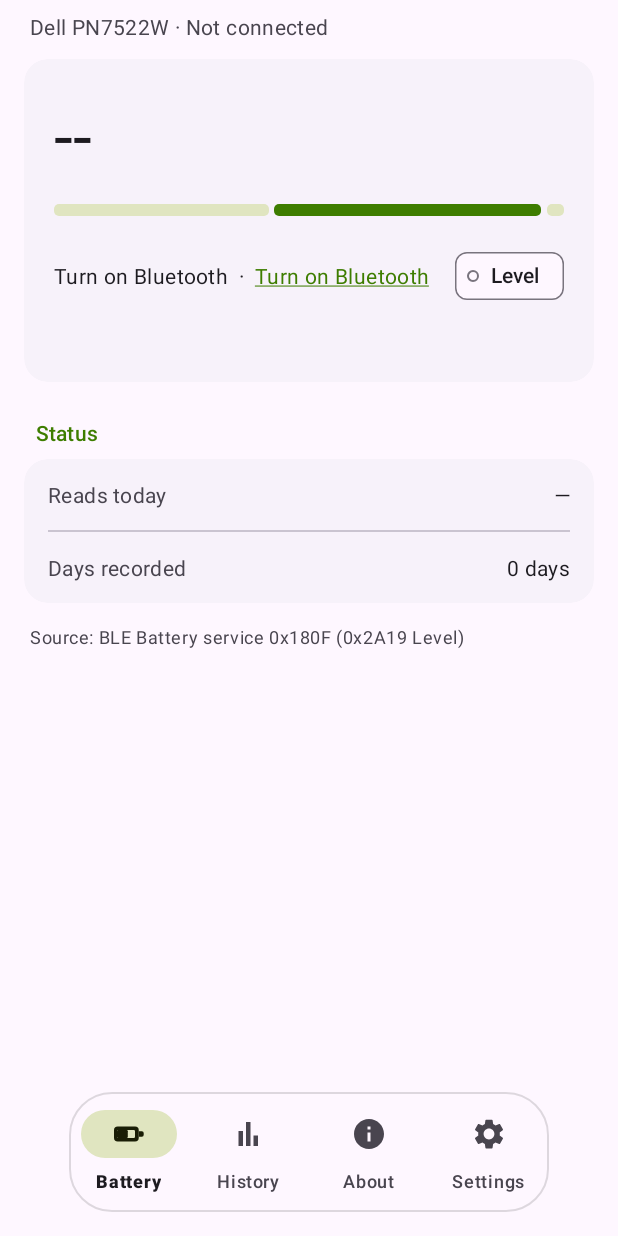
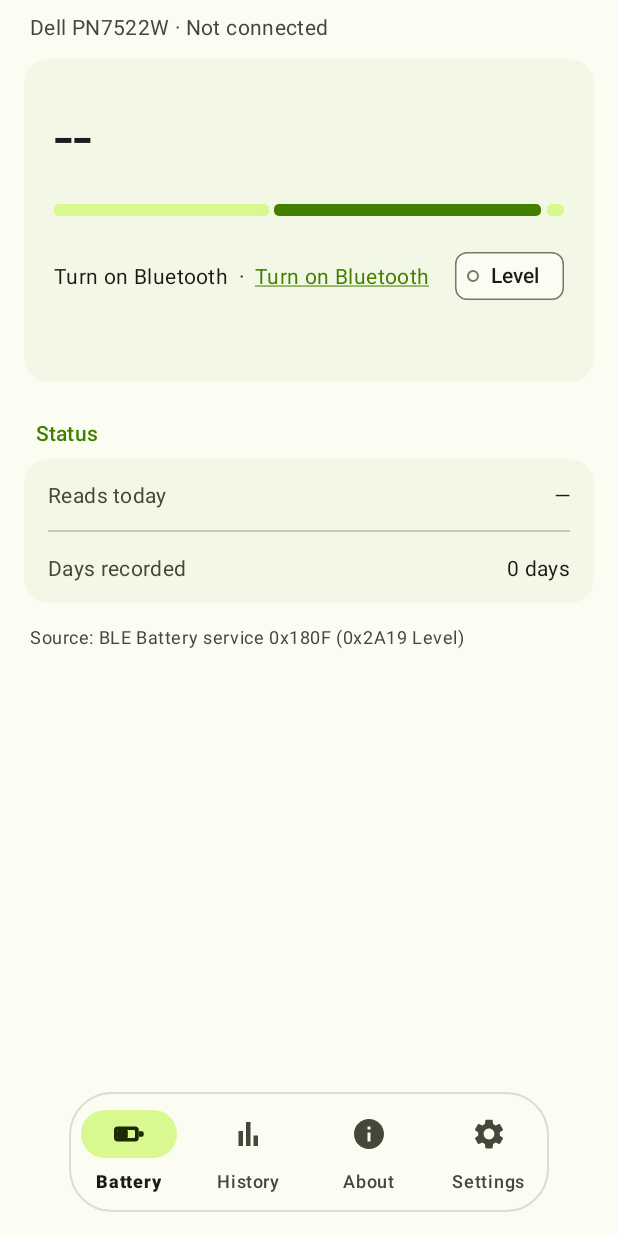
Before and after one commit to NotRealRobot/pen-battery, an Android app: the screen it shows after launch (MainActivity), on a phone screen of 412 x 824 dp. Run offline under Robolectric (Android 15) with nearby library versions, the phone set to English and light mode, and no system bars; libraries missing offline, so code that uses them is left out: com.github.mikephil.charting; plain views replace BlurTarget, BlurView; 10 statements that could not run were skipped.

Commit message:
style: 配色改为方案 A「青柠气泡」，版本 2.8.7(80)
原来中性色全用 M3 默认值，浅色近白灰、深色近纯黑；品牌绿只占少量面积。
现改为带黄绿倾向的中性色板，高电量渐变从橄榄绿换成亮青柠；底栏选中胶囊
用更鲜的嫩橄榄，涟漪与遮罩设计不动。浅色 primary 压到 #427F00 保证
白字与链接在 #F3F8E6 上仍达 4.5:1。

```diff
--- a/gradle-app/app/build.gradle
+++ b/gradle-app/app/build.gradle
@@ -24,8 +24,8 @@ android {
         applicationId 'com.playbuddy.penbattery'
         minSdk 33
         targetSdk 33
-        versionCode 79
-        versionName '2.8.6'
+        versionCode 80
+        versionName '2.8.7'
     }
 
     signingConfigs {
--- a/gradle-app/app/src/main/res/values-night/colors.xml
+++ b/gradle-app/app/src/main/res/values-night/colors.xml
@@ -1,19 +1,20 @@
 <?xml version="1.0" encoding="utf-8"?>
-<!-- MD3 品牌色板（深色）· 方案 C「青柠绿」。与 values/colors.xml 同名，DayNight 自动挑选。 -->
+<!-- MD3 品牌色板（深色）· 方案 A「青柠气泡」。与 values/colors.xml 同名，DayNight 自动挑选。
+     深色底不再是纯黑：surface 用墨绿近黑，container 逐级抬亮，电量越高底色越偏青柠。 -->
 <resources>
-    <color name="md_theme_primary">#FFA8E63A</color>
+    <color name="md_theme_primary">#FFB7F26A</color>
     <color name="md_theme_onPrimary">#FF1B3300</color>
-    <color name="md_theme_primaryContainer">#FF335100</color>
-    <color name="md_theme_onPrimaryContainer">#FFCBF768</color>
+    <color name="md_theme_primaryContainer">#FF386300</color>
+    <color name="md_theme_onPrimaryContainer">#FFD6FF9C</color>
 
-    <color name="md_theme_secondary">#FFC3C99B</color>
-    <color name="md_theme_onSecondary">#FF2B2F1B</color>
-    <color name="md_theme_secondaryContainer">#FF414629</color>
-    <color name="md_theme_onSecondaryContainer">#FFDFE5B6</color>
+    <color name="md_theme_secondary">#FFC3D19A</color>
+    <color name="md_theme_onSecondary">#FF2B3317</color>
+    <color name="md_theme_secondaryContainer">#FF3F4F1F</color>
+    <color name="md_theme_onSecondaryContainer">#FFD7F98F</color>
 
-    <color name="md_theme_tertiary">#FF7AD9DC</color>
-    <color name="md_theme_onTertiary">#FF003739</color>
-    <color name="md_theme_tertiaryContainer">#FF004F52</color>
+    <color name="md_theme_tertiary">#FF5BD9DD</color>
+    <color name="md_theme_onTertiary">#FF003738</color>
+    <color name="md_theme_tertiaryContainer">#FF004F51</color>
     <color name="md_theme_onTertiaryContainer">#FF9CF1F3</color>
 
     <color name="md_theme_error">#FFFFB4AB</color>
@@ -21,20 +22,37 @@
     <color name="md_theme_errorContainer">#FF93000A</color>
     <color name="md_theme_onErrorContainer">#FFFFDAD6</color>
 
-    <color name="nav_floating_bg">#CC1E2418</color>
+    <color name="md_theme_surface">#FF10140C</color>
+    <color name="md_theme_surfaceDim">#FF10140C</color>
+    <color name="md_theme_surfaceBright">#FF363F2A</color>
+    <color name="md_theme_onSurface">#FFE4E7D8</color>
+    <color name="md_theme_surfaceVariant">#FF44483A</color>
+    <color name="md_theme_onSurfaceVariant">#FFC4C9B8</color>
+    <color name="md_theme_surfaceContainerLowest">#FF0B0F08</color>
+    <color name="md_theme_surfaceContainerLow">#FF1A2014</color>
+    <color name="md_theme_surfaceContainer">#FF222A1A</color>
+    <color name="md_theme_surfaceContainerHigh">#FF2A331F</color>
+    <color name="md_theme_surfaceContainerHighest">#FF333D27</color>
+    <color name="md_theme_outline">#FF8E9483</color>
+    <color name="md_theme_outlineVariant">#FF44483A</color>
+    <color name="md_theme_surfaceInverse">#FFE4E7D8</color>
+    <color name="md_theme_onSurfaceInverse">#FF2F3228</color>
+    <color name="md_theme_primaryInverse">#FF427F00</color>
+
+    <color name="nav_floating_bg">#CC232A1B</color>
 
     <!-- 毛玻璃蒙版（深色）：alpha 5%，与浅色侧同样走"薄蒙版" -->
-    <color name="nav_glass_scrim">#0D14180F</color>
+    <color name="nav_glass_scrim">#0D1A2014</color>
 
     <!-- 胶囊描边（深色） -->
     <color name="nav_glass_border">#2BFFFFFF</color>
 
     <!-- 电量渐变（深色）：同样 5 档，整体提亮保证压在深色底板上仍看得出层次 -->
     <color name="battery_crit">#FFFFB4AB</color>
-    <color name="battery_low">#FFE8A98F</color>
-    <color name="battery_fair">#FFD8BE86</color>
-    <color name="battery_ok">#FFB9C08E</color>
-    <color name="battery_full">#FFC3C99B</color>
+    <color name="battery_low">#FFFFB68A</color>
+    <color name="battery_fair">#FFF2D06B</color>
+    <color name="battery_ok">#FFB5E06A</color>
+    <color name="battery_full">#FF8FE04A</color>
 
     <color name="refresh_scrim">#52000000</color>
 
--- a/gradle-app/app/src/main/res/values/colors.xml
+++ b/gradle-app/app/src/main/res/values/colors.xml
@@ -1,28 +1,30 @@
 <?xml version="1.0" encoding="utf-8"?>
 <!--
-  MD3 品牌色板 · 方案 C「青柠绿」（用户选定）。
-  ★ 只定义 primary / secondary / tertiary / error 四组品牌色；
-    中性色（surface / onSurface / outline / surfaceContainer …）用 Theme.Material3 默认实现，
-    这样深浅层级与官方一致，不会被我改乱（否则 surface 与 surfaceContainer 的层级会错）。
+  MD3 品牌色板 · 方案 A「青柠气泡」（2026-11-09 用户选定）。
+  ★ 只定义品牌色与中性色两组令牌：品牌色管按钮/链接/图表，中性色带一点黄绿倾向，
+    这样浅色底不再是一片纯白灰、深色底不再接近纯黑（2.8.6 及以前直接用 M3 默认中性色）。
+  ★ 中性色的层级仍按 M3 的 tone 顺序（surface 98 / containerLow 96 / container 94 /
+    containerHigh 92 / containerHighest 90），只改色相，不动层级关系。
 -->
 <resources>
-    <!-- primary：草绿 -->
-    <color name="md_theme_primary">#FF3E7D00</color>
+    <!-- primary：青柠绿（浅色侧压到 tone 40 附近：白字/链接在 #F3F8E6 上仍 ≥4.5:1；
+         更亮的青柠放在 primaryContainer 与底栏选中胶囊上） -->
+    <color name="md_theme_primary">#FF427F00</color>
     <color name="md_theme_onPrimary">#FFFFFFFF</color>
-    <color name="md_theme_primaryContainer">#FFB4F53C</color>
-    <color name="md_theme_onPrimaryContainer">#FF0F2000</color>
+    <color name="md_theme_primaryContainer">#FFC7F45F</color>
+    <color name="md_theme_onPrimaryContainer">#FF152800</color>
 
-    <!-- secondary：橄榄绿 -->
-    <color name="md_theme_secondary">#FF5C6040</color>
+    <!-- secondary：嫩橄榄（secondaryContainer 同时是底栏选中胶囊的底色） -->
+    <color name="md_theme_secondary">#FF5B6E33</color>
     <color name="md_theme_onSecondary">#FFFFFFFF</color>
-    <color name="md_theme_secondaryContainer">#FFE0E5C0</color>
-    <color name="md_theme_onSecondaryContainer">#FF191D05</color>
+    <color name="md_theme_secondaryContainer">#FFD7F98F</color>
+    <color name="md_theme_onSecondaryContainer">#FF1B2A00</color>
 
     <!-- tertiary：青（与图标/笔的青色呼应） -->
-    <color name="md_theme_tertiary">#FF00696B</color>
+    <color name="md_theme_tertiary">#FF00979B</color>
     <color name="md_theme_onTertiary">#FFFFFFFF</color>
-    <color name="md_theme_tertiaryContainer">#FF8CF3F1</color>
-    <color name="md_theme_onTertiaryContainer">#FF001F1F</color>
+    <color name="md_theme_tertiaryContainer">#FFA2F2F0</color>
+    <color name="md_theme_onTertiaryContainer">#FF002020</color>
 
     <!-- error：M3 标准红 -->
     <color name="md_theme_error">#FFBA1A1A</color>
@@ -30,8 +32,26 @@
     <color name="md_theme_errorContainer">#FFFFDAD6</color>
     <color name="md_theme_onErrorContainer">#FF410002</color>
 
+    <!-- 中性色：带黄绿倾向的白（surface 与各 container 只差几个 tone） -->
+    <color name="md_theme_surface">#FFFBFDF3</color>
+    <color name="md_theme_surfaceDim">#FFD9DEC9</color>
+    <color name="md_theme_surfaceBright">#FFFBFDF3</color>
+    <color name="md_theme_onSurface">#FF1A1C14</color>
+    <color name="md_theme_surfaceVariant">#FFE1E5D4</color>
+    <color name="md_theme_onSurfaceVariant">#FF44483A</color>
+    <color name="md_theme_surfaceContainerLowest">#FFFFFFFF</color>
+    <color name="md_theme_surfaceContainerLow">#FFF3F8E6</color>
+    <color name="md_theme_surfaceContainer">#FFEDF4DE</color>
+    <color name="md_theme_surfaceContainerHigh">#FFE7EFD8</color>
+    <color name="md_theme_surfaceContainerHighest">#FFE1EACC</color>
+    <color name="md_theme_outline">#FF74796A</color>
+    <color name="md_theme_outlineVariant">#FFC4C9B8</color>
+    <color name="md_theme_surfaceInverse">#FF2F3228</color>
+    <color name="md_theme_onSurfaceInverse">#FFF0F2E4</color>
+    <color name="md_theme_primaryInverse">#FFB7F26A</color>
+
     <!-- 悬浮底栏：半透明（首次绘制 / 模糊兜底时用；83% ⇒ 仍能透出一点内容） -->
-    <color name="nav_floating_bg">#CCF4F8E8</color>
+    <color name="nav_floating_bg">#CCE9F6D2</color>
 
     <!-- 毛玻璃蒙版：盖在模糊底图之上，alpha 越低越通透。
          6% ⇒ 几乎只剩"提亮一层"，通透度交给模糊本身去做。 -->
@@ -41,13 +61,13 @@
     <color name="nav_glass_border">#21000000</color>
 
     <!-- 电量渐变（底板用）：5 档标定，按 0/15/35/60/100 分段线性插值。
-         设计意图：高电量走**低饱和橄榄绿**（不抢 primary 的鲜艳草绿），
+         设计意图：高电量走**亮青柠绿**（有生气但不刺眼），
          只有真的接近见底才逐步走向鲜艳的红 —— 警示色要"晚到"才有效。 -->
-    <color name="battery_crit">#FFBA1A1A</color>
-    <color name="battery_low">#FFA8552F</color>
-    <color name="battery_fair">#FF8F7A2E</color>
-    <color name="battery_ok">#FF6F7A3E</color>
-    <color name="battery_full">#FF5C6040</color>
+    <color name="battery_crit">#FFD93F3F</color>
+    <color name="battery_low">#FFE3803B</color>
+    <color name="battery_fair">#FFD9BC3B</color>
+    <color name="battery_ok">#FF8FCB3C</color>
+    <color name="battery_full">#FF5FB000</color>
 
     <!-- 下拉刷新时的页面蒙版（MD3 对话框同款 32% 黑） -->
     <color name="refresh_scrim">#52000000</color>
--- a/gradle-app/app/src/main/res/values/themes.xml
+++ b/gradle-app/app/src/main/res/values/themes.xml
@@ -23,6 +23,26 @@
         <item name="colorErrorContainer">@color/md_theme_errorContainer</item>
         <item name="colorOnErrorContainer">@color/md_theme_onErrorContainer</item>
 
+        <!-- 中性色：2.8.7 起带黄绿倾向（浅色不再是纯白灰、深色不再是纯黑）。
+             层级仍按 M3 的 tone 顺序，只换色相。 -->
+        <item name="colorSurface">@color/md_theme_surface</item>
+        <item name="colorOnSurface">@color/md_theme_onSurface</item>
+        <item name="colorSurfaceVariant">@color/md_theme_surfaceVariant</item>
+        <item name="colorOnSurfaceVariant">@color/md_theme_onSurfaceVariant</item>
+        <item name="colorSurfaceDim">@color/md_theme_surfaceDim</item>
+        <item name="colorSurfaceBright">@color/md_theme_surfaceBright</item>
+        <item name="colorSurfaceContainerLowest">@color/md_theme_surfaceContainerLowest</item>
+        <item name="colorSurfaceContainerLow">@color/md_theme_surfaceContainerLow</item>
+        <item name="colorSurfaceContainer">@color/md_theme_surfaceContainer</item>
+        <item name="colorSurfaceContainerHigh">@color/md_theme_surfaceContainerHigh</item>
+        <item name="colorSurfaceContainerHighest">@color/md_theme_surfaceContainerHighest</item>
+        <item name="colorOutline">@color/md_theme_outline</item>
+        <item name="colorOutlineVariant">@color/md_theme_outlineVariant</item>
+        <item name="colorSurfaceInverse">@color/md_theme_surfaceInverse</item>
+        <item name="colorOnSurfaceInverse">@color/md_theme_onSurfaceInverse</item>
+        <item name="colorPrimaryInverse">@color/md_theme_primaryInverse</item>
+        <item name="android:colorBackground">@color/md_theme_surface</item>
+
         <!-- 边缘到边缘 + 透明状态栏（MD3 推荐） -->
         <item name="android:statusBarColor">@android:color/transparent</item>
         <item name="android:navigationBarColor">@android:color/transparent</item>
```
